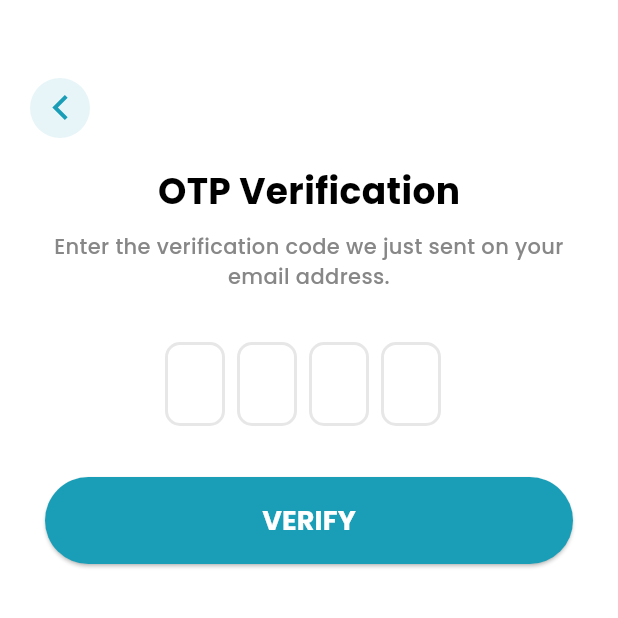
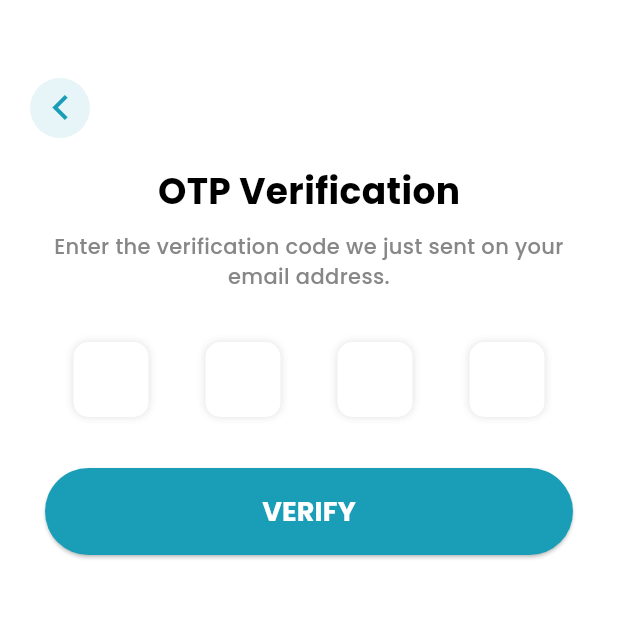
Before and after one commit to AbhishekAhirwar015/authentication_module, a Flutter app: the OTPScreen screen opened directly, on a phone screen of 412 x 824 dp, the top half of it. Run offline on Flutter 3.47's test engine with Material 3 defaults, Android fonts, the phone set to English and light mode, and no system bars; drawn by our look-alikes of flutter_otp_text_field, pinput; our stand-ins replace flutter_svg.

Commit message:
otp screen

```diff
--- a/lib/authentication/screens/login_screen.dart
+++ b/lib/authentication/screens/login_screen.dart
@@ -93,6 +93,7 @@ class _LoginScreenState extends State<LoginScreen> {
                     validator: validatePhoneNumber,
                     maxLength: 10,
                     textInputType: TextInputType.number,
+                    isObsecureText: false,
                   ),
                 ),
                 const SizedBox(
--- a/lib/authentication/screens/otp_screen.dart
+++ b/lib/authentication/screens/otp_screen.dart
@@ -2,8 +2,8 @@ import 'package:authentication_screen/authentication/widgets/button_widget.dart'
 import 'package:authentication_screen/constants/colors.dart';
 import 'package:authentication_screen/constants/text_style.dart';
 import 'package:flutter/material.dart';
-import 'package:flutter_otp_text_field/flutter_otp_text_field.dart';
 import 'package:flutter_svg/flutter_svg.dart';
+import 'package:pinput/pinput.dart';
 
 class OTPScreen extends StatefulWidget {
   const OTPScreen({super.key});
@@ -13,10 +13,7 @@ class OTPScreen extends StatefulWidget {
 }
 
 class _OTPScreenState extends State<OTPScreen> {
-  TextEditingController inputField1 = TextEditingController();
-  TextEditingController inputField2 = TextEditingController();
-  TextEditingController inputField3 = TextEditingController();
-  TextEditingController inputField4 = TextEditingController();
+  String? otp ;
 
   @override
   Widget build(BuildContext context) {
@@ -31,10 +28,15 @@ class _OTPScreenState extends State<OTPScreen> {
             ),
             Row(
               children: [
-                CircleAvatar(
-                  backgroundColor:
-                      ColorConstant.backgroundColorBlue.withOpacity(0.1),
-                  child: SvgPicture.asset("assets/icons/back.svg"),
+                InkWell(
+                  onTap: () {
+                    Navigator.pop(context);
+                  },
+                  child: CircleAvatar(
+                    backgroundColor:
+                        ColorConstant.backgroundColorBlue.withOpacity(0.1),
+                    child: SvgPicture.asset("assets/icons/back.svg"),
+                  ),
                 ),
               ],
             ),
@@ -56,25 +58,33 @@ class _OTPScreenState extends State<OTPScreen> {
             const SizedBox(
               height: 34,
             ),
-            OtpTextField(
-              showFieldAsBox: true,
-              numberOfFields: 4,
-              autoFocus: false,
-              fillColor: ColorConstant.whiteColor,
-              filled: true,
-              borderRadius: BorderRadius.circular(10),
-              decoration: InputDecoration(
-                border: OutlineInputBorder(
+            Pinput(
+              length: 4,
+              onCompleted: (value) {
+                setState(() {
+                  otp = value;
+                });
+              },
+              defaultPinTheme: PinTheme(
+                textStyle: TextStyleConstant.body16TextStyle.copyWith(fontWeight: FontWeight.w700),
+                height: 50,
+                width: 50,
+                margin: const EdgeInsets.symmetric(horizontal: 15),
+                decoration: BoxDecoration(
                   borderRadius: BorderRadius.circular(10),
-                ),
-                enabledBorder: OutlineInputBorder(
-                  borderRadius: BorderRadius.circular(10),
-                ),
-                focusedBorder: OutlineInputBorder(
-                  borderRadius: BorderRadius.circular(10),
-                ),
+                  color: Colors.white,
+                  shape: BoxShape.rectangle,
+                  boxShadow: [
+                    BoxShadow(
+                      color: ColorConstant.blackColor.withOpacity(0.12),
+                      blurRadius: 4,
+                    ),
+
+                  ]
+                )
               ),
             ),
+
             const SizedBox(
               height: 34,
             ),
@@ -82,7 +92,8 @@ class _OTPScreenState extends State<OTPScreen> {
               padding: const EdgeInsets.symmetric(horizontal: 10),
               width: double.infinity,
               child: ButtonWidget(
-                onPressed: () {},
+                onPressed: () {
+                },
                 text: 'VERIFY',
               ),
             ),
--- a/pubspec.yaml
+++ b/pubspec.yaml
@@ -36,7 +36,7 @@ dependencies:
   # Use with the CupertinoIcons class for iOS style icons.
   cupertino_icons: ^1.0.6
   flutter_svg: ^2.0.10+1
-  flutter_otp_text_field: ^1.1.3+2
+  pinput: ^5.0.0
 
 dev_dependencies:
   flutter_test:
```
Also changed, not shown: lib/authentication/screens/sign_up_screen.dart (+25 -6 lines), lib/authentication/widgets/text_field_widget.dart (+31 -23 lines), pubspec.lock.
